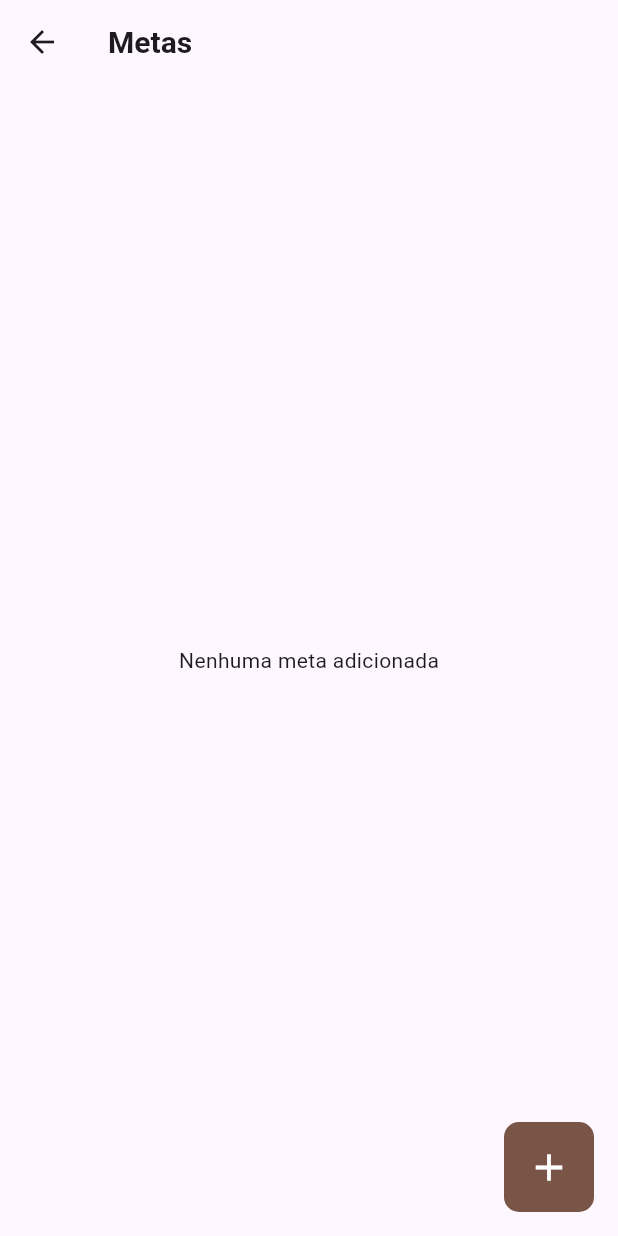
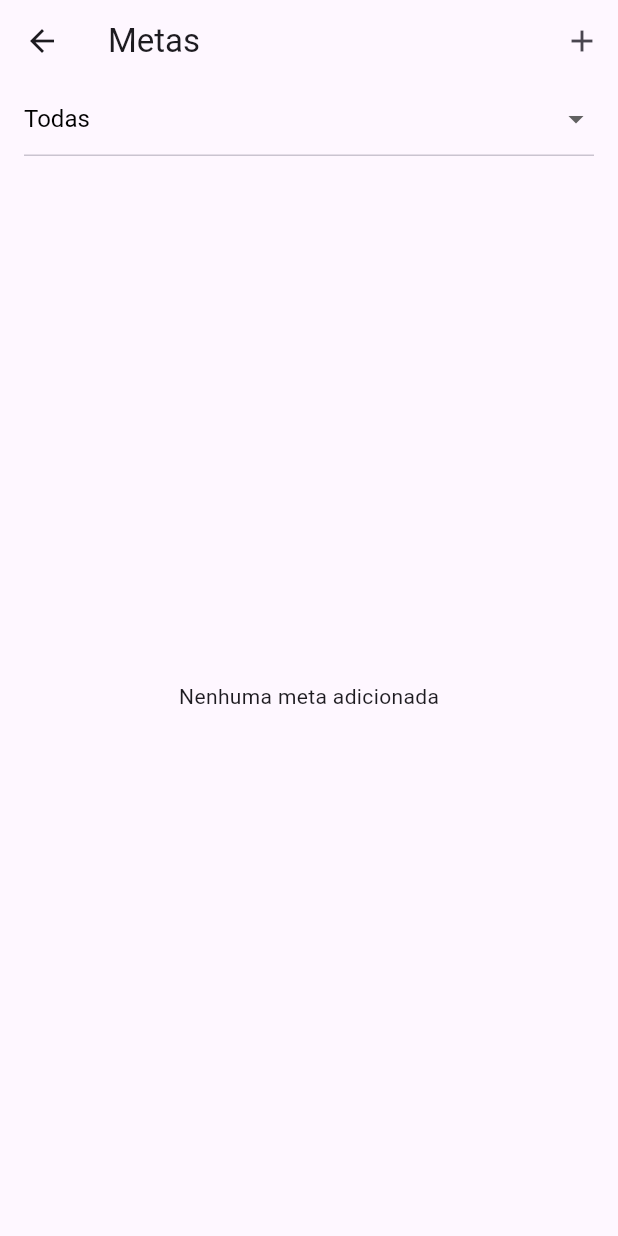
Before and after one commit to ViZanella/APP_Planner, a Flutter app: the GoalsScreen screen opened by its route, on a phone screen of 412 x 824 dp. Run offline on Flutter 3.47's test engine with Material 3 defaults, Android fonts, the phone set to English and light mode, and no system bars; our stand-ins replace table_calendar.

Commit message:
versão1.2

```diff
--- a/lib/screens/goals_screen.dart
+++ b/lib/screens/goals_screen.dart
@@ -1,4 +1,5 @@
 import 'package:flutter/material.dart';
+import 'package:planer/screens/goal_details_screen.dart';
 
 class GoalsScreen extends StatefulWidget {
   const GoalsScreen({super.key});
@@ -9,13 +10,13 @@ class GoalsScreen extends StatefulWidget {
 
 class _GoalsScreenState extends State<GoalsScreen> {
   List<Map<String, String>> _goals = [];
+  String _selectedFilter = "Todas";
 
   void _addNewGoal() {
     showDialog(
       context: context,
       builder: (context) {
         String newGoal = "";
-        String deadline = "";
         String goalType = "Curto Prazo"; // Valor padrão
 
         return AlertDialog(
@@ -28,13 +29,6 @@ class _GoalsScreenState extends State<GoalsScreen> {
                 decoration: const InputDecoration(hintText: "Nome da meta"),
                 onChanged: (value) {
                   newGoal = value;
-                },
-              ),
-              const SizedBox(height: 10),
-              TextField(
-                decoration: const InputDecoration(hintText: "Prazo de conclusão"),
-                onChanged: (value) {
-                  deadline = value;
                 },
               ),
               const SizedBox(height: 10),
@@ -57,11 +51,10 @@ class _GoalsScreenState extends State<GoalsScreen> {
             ),
             TextButton(
               onPressed: () {
-                if (newGoal.isNotEmpty && deadline.isNotEmpty) {
+                if (newGoal.isNotEmpty) {
                   setState(() {
                     _goals.add({
                       "goal": newGoal,
-                      "deadline": deadline,
                       "type": goalType,
                       "status": "Não iniciada",
                     });
@@ -77,44 +70,84 @@ class _GoalsScreenState extends State<GoalsScreen> {
     );
   }
 
+  List<Map<String, String>> _filteredGoals() {
+    if (_selectedFilter == "Todas") return _goals;
+    return _goals.where((goal) => goal["status"] == _selectedFilter).toList();
+  }
+
   @override
   Widget build(BuildContext context) {
     return Scaffold(
       appBar: AppBar(
-        leading: IconButton(
-          icon: const Icon(Icons.arrow_back),
-          onPressed: () {
-            Navigator.pop(context);
-          },
-        ),
-        title: const Text(
-          "Metas",
-          style: TextStyle(fontSize: 20, fontWeight: FontWeight.bold),
+        title: const Text("Metas"),
+        actions: [
+          // Ícone de Adicionar Nova Meta
+          IconButton(
+            icon: const Icon(Icons.add),
+            onPressed: _addNewGoal,
+          ),
+        ],
+        bottom: PreferredSize(
+          preferredSize: const Size.fromHeight(48),
+          child: Padding(
+            padding: const EdgeInsets.symmetric(horizontal: 16),
+            child: DropdownButtonHideUnderline(
+              child: Column(
+                children: [
+                  DropdownButton<String>(
+                    value: _selectedFilter,
+                    onChanged: (value) {
+                      setState(() {
+                        _selectedFilter = value!;
+                      });
+                    },
+                    items: ["Todas", "Não iniciada", "Em progresso", "Concluída"]
+                        .map((filter) => DropdownMenuItem(
+                              value: filter,
+                              child: Text(filter),
+                            ))
+                        .toList(),
+                    style: const TextStyle(fontSize: 16, color: Colors.black),
+                    isExpanded: true,
+                    icon: const Icon(Icons.arrow_drop_down),
+                    dropdownColor: Colors.white,
+                  ),
+                  const Divider(height: 1, thickness: 1),
+                ],
+              ),
+            ),
+          ),
         ),
       ),
       body: Column(
         children: [
           Expanded(
-            child: _goals.isEmpty
+            child: _filteredGoals().isEmpty
                 ? const Center(child: Text("Nenhuma meta adicionada"))
                 : ListView.builder(
                     padding: const EdgeInsets.all(16),
-                    itemCount: _goals.length,
+                    itemCount: _filteredGoals().length,
                     itemBuilder: (context, index) {
-                      final goal = _goals[index];
-                      return Container(
-                        margin: const EdgeInsets.only(bottom: 12),
-                        padding: const EdgeInsets.all(12),
-                        decoration: BoxDecoration(
-                          borderRadius: BorderRadius.circular(12),
-                          border: Border.all(color: Colors.grey.shade300),
-                        ),
+                      final goal = _filteredGoals()[index];
+                      return Card(
+                        margin: const EdgeInsets.symmetric(vertical: 8),
                         child: ListTile(
+                          leading: const Icon(Icons.flag),
                           title: Text(goal["goal"]!),
-                          subtitle: Text("${goal["type"]} - Prazo: ${goal["deadline"]!}"),
-                          trailing: const Icon(Icons.arrow_forward_ios, size: 18),
-                          onTap: () {
-                            // Aqui no futuro será direcionado para outra tela de controle detalhado
+                          subtitle: Text("Prazo: ${goal["type"]}"),
+                          trailing: const Icon(Icons.arrow_forward_ios),
+                          onTap: () async {
+                            final result = await Navigator.push(
+                             context,
+                             MaterialPageRoute(
+                               builder: (context) => GoalDetailsScreen(goal: goal),
+                             ),
+                           );
+                          if (result != null) {
+                            setState(() {
+                             goal["status"] = result["status"];
+                            });
+                           }
                           },
                         ),
                       );
@@ -123,18 +156,6 @@ class _GoalsScreenState extends State<GoalsScreen> {
           ),
         ],
       ),
-      floatingActionButton: Container(
-        width: 60,
-        height: 60,
-        decoration: BoxDecoration(
-          color: Colors.brown,
-          borderRadius: BorderRadius.circular(10),
-        ),
-        child: IconButton(
-          icon: const Icon(Icons.add, color: Colors.white, size: 30),
-          onPressed: _addNewGoal,
-        ),
-      ),
     );
   }
 }
```
Also changed, not shown: lib/screens/goal_details_screen.dart (added, +87 -0 lines).
